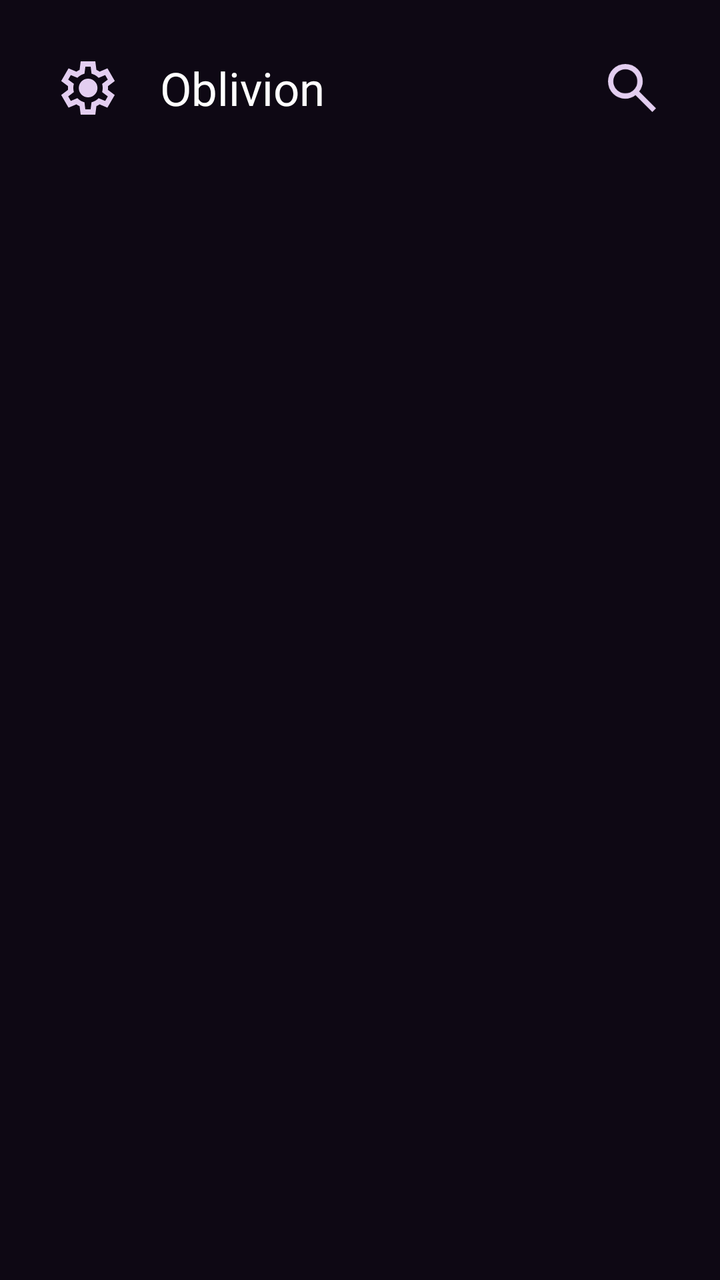
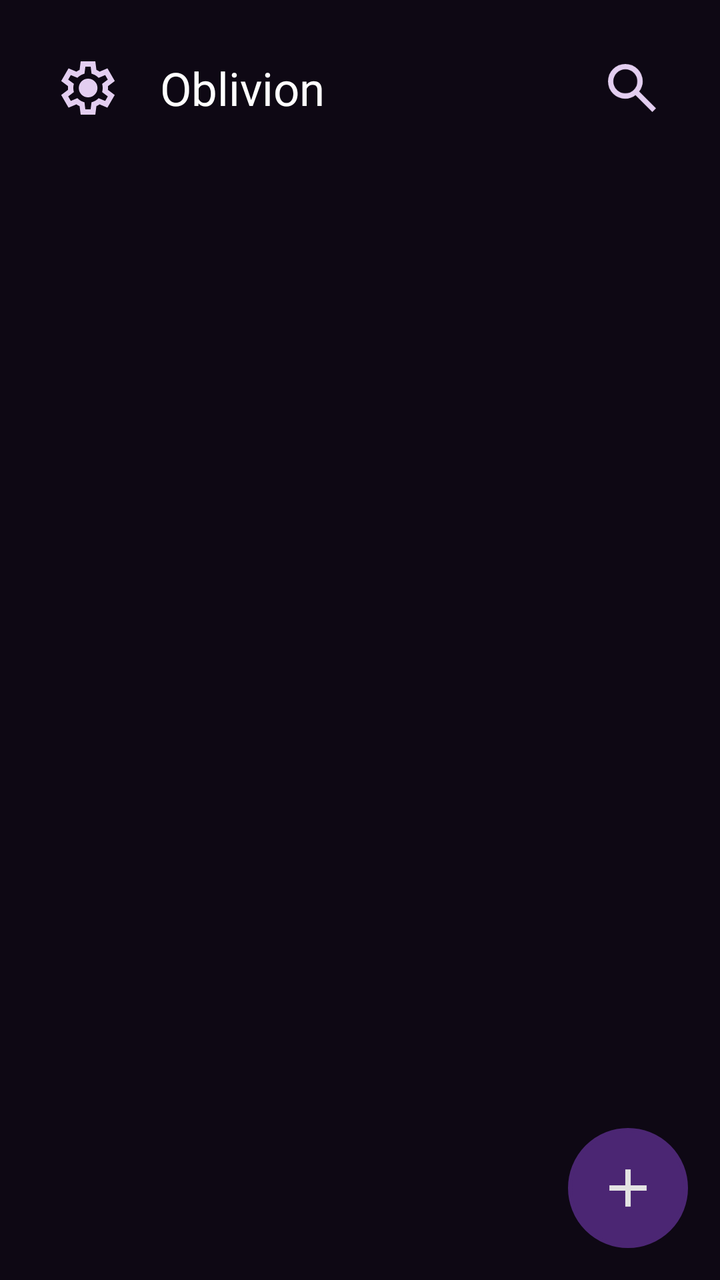

Screens rendered from an Android XML layout before and after an edit, with the pre-edit source and the edit as a unified diff.
<!-- AndroidManifest.xml: application theme Theme.Oblivion -->
<!-- res/layout/fragment_home.xml -->
<FrameLayout xmlns:android="http://schemas.android.com/apk/res/android"
    android:layout_width="match_parent"
    android:layout_height="match_parent"
    android:background="@color/dark_purple_950">

    <LinearLayout
        android:layout_width="match_parent"
        android:layout_height="match_parent"
        android:orientation="vertical">

        
        <LinearLayout
            android:layout_width="match_parent"
            android:layout_height="wrap_content"
            android:orientation="horizontal"
            android:gravity="center_vertical"
            android:padding="20dp"
            android:background="@color/dark_purple_950">

            <ImageView
                android:id="@+id/chatIcon"
                android:layout_width="48dp"
                android:layout_height="48dp"
                android:src="@drawable/settings"
                android:clickable="true"
                android:focusable="true"
                android:padding="8dp"
                android:background="?attr/selectableItemBackgroundBorderless"/>

            <TextView
                android:layout_width="wrap_content"
                android:layout_height="wrap_content"
                android:layout_marginStart="12dp"
                android:text="@string/app_name"
                android:textSize="23sp"
                android:textColor="@android:color/white"/>

            
            <View
                android:layout_width="0dp"
                android:layout_height="0dp"
                android:layout_weight="1"/>

            <ImageView
                android:id="@+id/loopIcon"
                android:layout_width="48dp"
                android:layout_height="48dp"
                android:src="@drawable/search"
                android:clickable="true"
                android:focusable="true"
                android:padding="8dp"
                android:background="?attr/selectableItemBackgroundBorderless"/>
        </LinearLayout>


        
        <LinearLayout
            android:id="@+id/chatList"
            android:layout_width="match_parent"
            android:layout_height="wrap_content"
            android:orientation="vertical"
            android:paddingTop="4dp"
            android:divider="@android:color/transparent"
            android:showDividers="middle"
            android:dividerPadding="8dp"/>
    </LinearLayout>
</FrameLayout>
<!-- resources referenced by this layout -->
<resources>
  <color name="dark_purple_950">#0E0814</color>
  <!-- drawable search (drawable) -->
  <vector xmlns:android="http://schemas.android.com/apk/res/android"
      android:width="24dp"
      android:height="24dp"
      android:viewportWidth="960"
      android:viewportHeight="960">
    <path
        android:pathData="M784,840 L532,588q-30,24 -69,38t-83,14q-109,0 -184.5,-75.5T120,380q0,-109 75.5,-184.5T380,120q109,0 184.5,75.5T640,380q0,44 -14,83t-38,69l252,252 -56,56ZM380,560q75,0 127.5,-52.5T560,380q0,-75 -52.5,-127.5T380,200q-75,0 -127.5,52.5T200,380q0,75 52.5,127.5T380,560Z"
        android:fillColor="@color/white_100"/>
  </vector>
  <!-- drawable settings (drawable) -->
  <vector xmlns:android="http://schemas.android.com/apk/res/android" android:autoMirrored="true" android:height="24dp" android:viewportHeight="960" android:viewportWidth="960" android:width="24dp">
        
      <path android:fillColor="@color/white_100" android:pathData="m370,880 l-16,-128q-13,-5 -24.5,-12T307,725l-119,50L78,585l103,-78q-1,-7 -1,-13.5v-27q0,-6.5 1,-13.5L78,375l110,-190 119,50q11,-8 23,-15t24,-12l16,-128h220l16,128q13,5 24.5,12t22.5,15l119,-50 110,190 -103,78q1,7 1,13.5v27q0,6.5 -2,13.5l103,78 -110,190 -118,-50q-11,8 -23,15t-24,12L590,880L370,880ZM440,800h79l14,-106q31,-8 57.5,-23.5T639,633l99,41 39,-68 -86,-65q5,-14 7,-29.5t2,-31.5q0,-16 -2,-31.5t-7,-29.5l86,-65 -39,-68 -99,42q-22,-23 -48.5,-38.5T533,266l-13,-106h-79l-14,106q-31,8 -57.5,23.5T321,327l-99,-41 -39,68 86,64q-5,15 -7,30t-2,32q0,16 2,31t7,30l-86,65 39,68 99,-42q22,23 48.5,38.5T427,694l13,106ZM482,620q58,0 99,-41t41,-99q0,-58 -41,-99t-99,-41q-59,0 -99.5,41T342,480q0,58 40.5,99t99.5,41ZM480,480Z"/>
      
  </vector>
  <string name="app_name">Oblivion</string>
  <style name="Theme.Oblivion" parent="Theme.Material3.Dark.NoActionBar">
          
          <item name="colorPrimary">@color/purple_700</item>
          <item name="colorOnPrimary">@color/white_100</item>
          <item name="colorSecondary">@color/purple_500</item>
          <item name="colorOnSecondary">@color/white_100</item>
  
          
          <item name="colorSurface">@color/dark_800</item>
          <item name="colorOnSurface">@color/white_100</item>
          <item name="colorSurfaceVariant">@color/dark_700</item>
          <item name="colorOnSurfaceVariant">@color/white_100</item>
  
          
          <item name="colorError">#CF6679</item>
          <item name="colorOnError">@color/white_100</item>
          <item name="colorTertiary">@color/electric_blue</item>
          <item name="colorOnTertiary">@color/dark_900</item>
      </style>
  <color name="white_100">#E3CEF0</color>
  <color name="purple_700">#7B1FA2</color>
  <color name="purple_500">#9C27B0</color>
  <color name="dark_800">#232323</color>
  <color name="dark_700">#2E2E2E</color>
  <color name="electric_blue">#7DF9FF</color>
  <color name="dark_900">#1A1A1A</color>
</resources>

<!-- the commit's change to res/layout/fragment_home.xml (unified diff, before → after) -->
@@ -1,6 +1,7 @@
 <FrameLayout xmlns:android="http://schemas.android.com/apk/res/android"
     android:layout_width="match_parent"
     android:layout_height="match_parent"
+    xmlns:app="http://schemas.android.com/apk/res-auto"
     android:background="@color/dark_purple_950">
 
     <LinearLayout
@@ -64,4 +65,16 @@
             android:showDividers="middle"
             android:dividerPadding="8dp"/>
     </LinearLayout>
+    <ImageButton
+        android:id="@+id/addChatButton"
+        android:layout_width="wrap_content"
+        android:layout_height="wrap_content"
+        android:layout_gravity="bottom|end"
+        android:layout_margin="16dp"
+        android:background="@drawable/bg_add_chat"
+        android:src="@drawable/add_24dp"
+        android:scaleType="centerInside"
+        android:contentDescription="add a chat"
+        android:padding="1dp"/>
+
 </FrameLayout>
<!-- resource entries referenced after the edit -->
@@ -1,6 +1,19 @@
 <!-- resources referenced by this layout -->
 <resources>
   <color name="dark_purple_950">#0E0814</color>
+  <!-- drawable add_24dp (drawable) -->
+  <vector xmlns:android="http://schemas.android.com/apk/res/android" android:autoMirrored="true" android:height="32dp" android:viewportHeight="960" android:viewportWidth="960" android:width="32dp">
+        
+      <path android:fillColor="#e3e3e3" android:pathData="M440,520L200,520v-80h240v-240h80v240h240v80L520,520v240h-80v-240Z"/>
+      
+  </vector>
+  <!-- drawable bg_add_chat (drawable) -->
+  <shape xmlns:android="http://schemas.android.com/apk/res/android"
+      android:shape="oval">
+      <size android:width="60dp" android:height="60dp"/>
+      <solid android:color="@color/dark_purple_600"/>
+      <stroke android:width="2dp" android:color="@color/dark_purple_600"/>
+  </shape>
   <!-- drawable search (drawable) -->
   <vector xmlns:android="http://schemas.android.com/apk/res/android"
       android:width="24dp"
@@ -37,6 +50,7 @@
           <item name="colorTertiary">@color/electric_blue</item>
           <item name="colorOnTertiary">@color/dark_900</item>
       </style>
+  <color name="dark_purple_600">#4B2673</color>
   <color name="white_100">#E3CEF0</color>
   <color name="purple_700">#7B1FA2</color>
   <color name="purple_500">#9C27B0</color>
